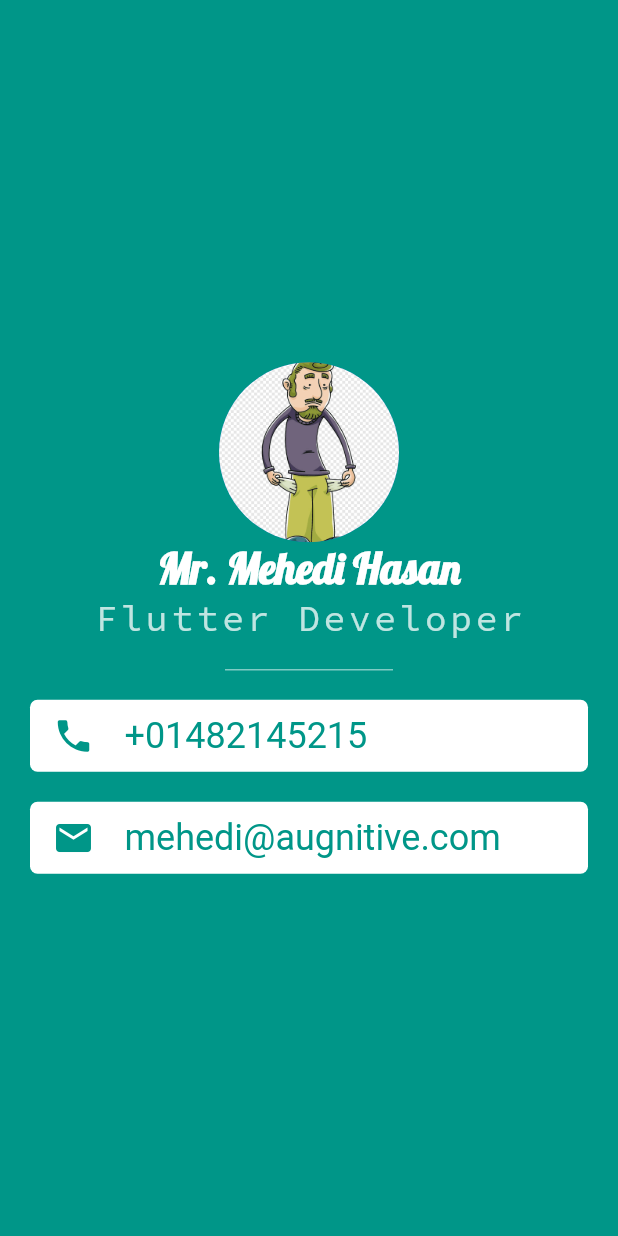
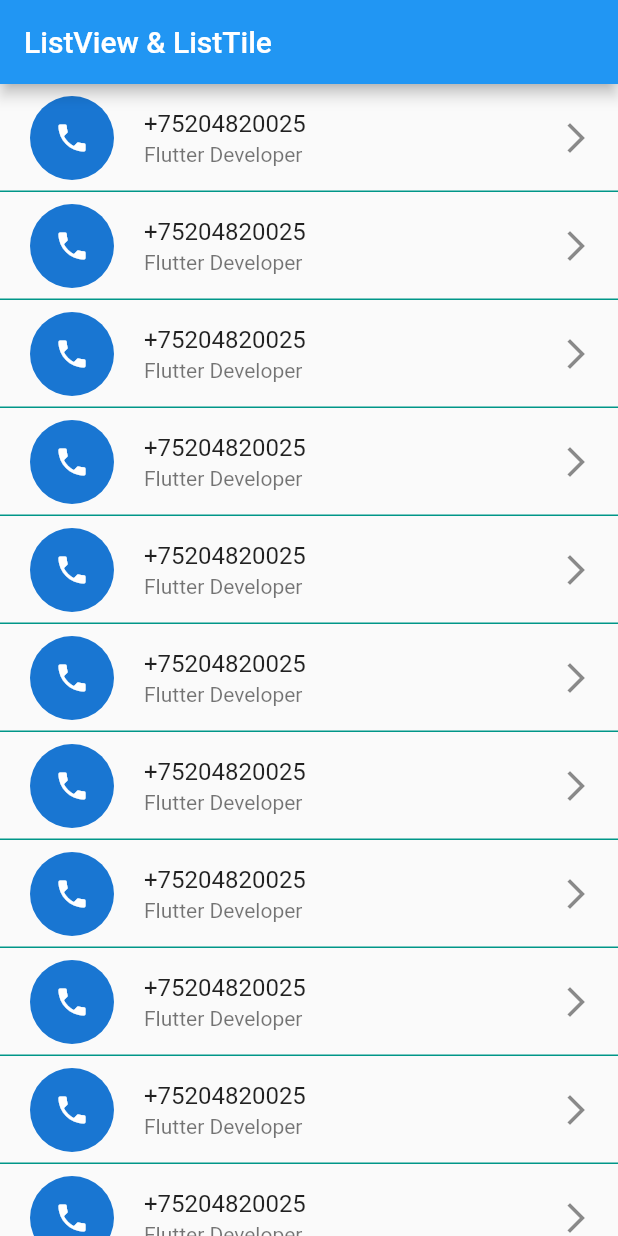
Before and after one commit to jpmehedi/ict-flutter-batch-8, a Flutter app: the screen it shows after launch, on a phone screen of 412 x 824 dp. Run offline on Flutter 3.47's test engine with Material 2 defaults, Android fonts, the light colour scheme and no system bars.

Commit message:
ListView and ListTile

```diff
--- /dev/null
+++ b/lib/contact.dart
@@ -0,0 +1,34 @@
+import 'package:flutter/material.dart';
+
+class ContactScreen extends StatelessWidget {
+  const ContactScreen({ Key? key }) : super(key: key);
+
+  @override
+  Widget build(BuildContext context) {
+    return Scaffold(
+      appBar: AppBar(title: Text("ListView & ListTile"),),
+      body: ListView.separated(
+        separatorBuilder: (BuildContext context, int index){
+          return Divider(
+            thickness: 1,
+            color: Colors.teal,
+            height: 0,
+          );
+        },
+        itemCount: 60,
+        itemBuilder: (BuildContext context, int index) {
+          return ListTile(
+            onTap: (){},
+            leading: CircleAvatar(
+              radius: 32,
+              child: Icon(Icons.phone),
+            ),
+            title: Text("+75204820025"),
+            subtitle: Text("Flutter Developer"),
+            trailing: Icon(Icons.arrow_forward_ios),
+          );
+        },
+      )
+    );
+  }
+}
--- a/lib/main.dart
+++ b/lib/main.dart
@@ -1,5 +1,5 @@
 
-import 'package:demo_project/profile.dart';
+import 'package:demo_project/contact.dart';
 import 'package:flutter/material.dart';
 
 void main() {
@@ -11,7 +11,9 @@
       //   fontFamily: "Lobster"
       // ),
       // home: HomePage()
-      home: ProfileScreen(),
+      // home: ProfileScreen(),
+
+      home: ContactScreen(),
     ),
   );
 }
```
